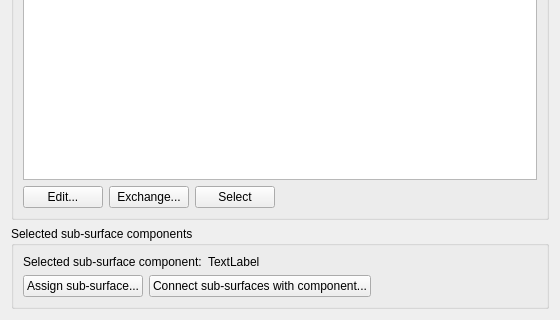
The window that SIM-VICUS/src/SVPropBuildingSubComponentsWidget.ui (ghorwin/SIM-VICUS) describes before a commit, drawn with Qt 5; both pictures show x 0 to 560 and y 417 to 737 of the 560 by 737 pixel window.
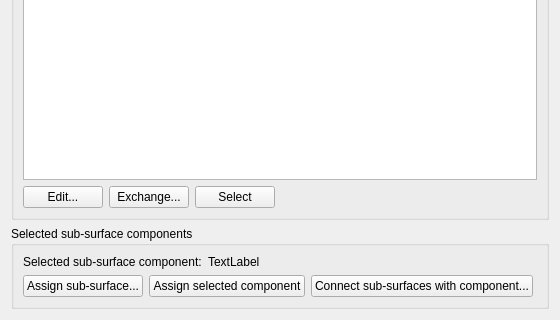
The same window after the commit.

Commit message: added "Assign sub surface component from table"-button in property widget

What changed in the file:
```diff
--- a/SIM-VICUS/src/SVPropBuildingSubComponentsWidget.ui
+++ b/SIM-VICUS/src/SVPropBuildingSubComponentsWidget.ui
@@ -100,6 +100,16 @@
           </property>
          </widget>
         </item>
+        <item>
+         <widget class="QPushButton" name="pushButtonAssignComponentFromTable">
+          <property name="toolTip">
+           <string>Assign the sub-surface component selected in the table above to all currently selected sub-surfaces.</string>
+          </property>
+          <property name="text">
+           <string>Assign selected component</string>
+          </property>
+         </widget>
+        </item>
         <item>
          <widget class="QPushButton" name="pushButtonAssignInsideSubSurfaceComponent">
           <property name="text">
```
The commit also changes 2 other files.
